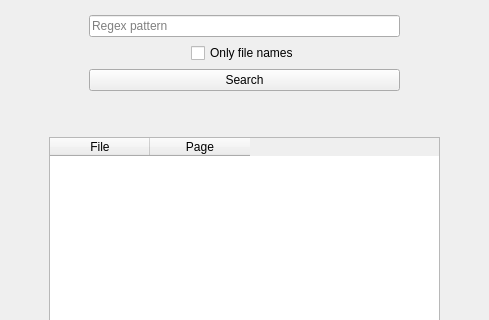
Qt form ui/main.ui (Unvire/FastPDFReader) before a commit; both pictures show x 0 to 489 and y 114 to 434 of the 489 by 641 pixel window.
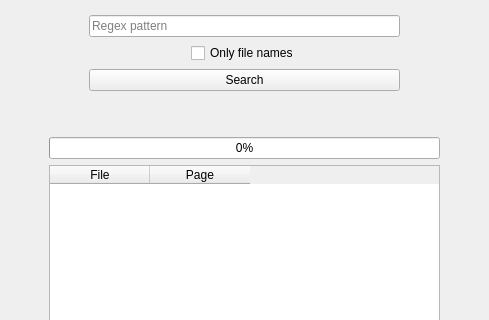
The same form after that commit.

Diff of the .ui file:
```diff
--- a/ui/main.ui
+++ b/ui/main.ui
@@ -29,7 +29,7 @@
      </spacer>
     </item>
     <item>
-     <layout class="QVBoxLayout" name="verticalLayout_3" stretch="0,0,0,0,1,0,0">
+     <layout class="QVBoxLayout" name="verticalLayout_3" stretch="0,0,0,0,0,1,0,0">
       <item>
        <layout class="QVBoxLayout" name="verticalLayout">
         <item>
@@ -286,6 +286,13 @@
         </property>
        </spacer>
       </item>
+      <item>
+       <widget class="QProgressBar" name="progressBar">
+        <property name="value">
+         <number>0</number>
+        </property>
+       </widget>
+      </item>
       <item>
        <widget class="QTableWidget" name="tableWidget">
         <property name="editTriggers">
```
